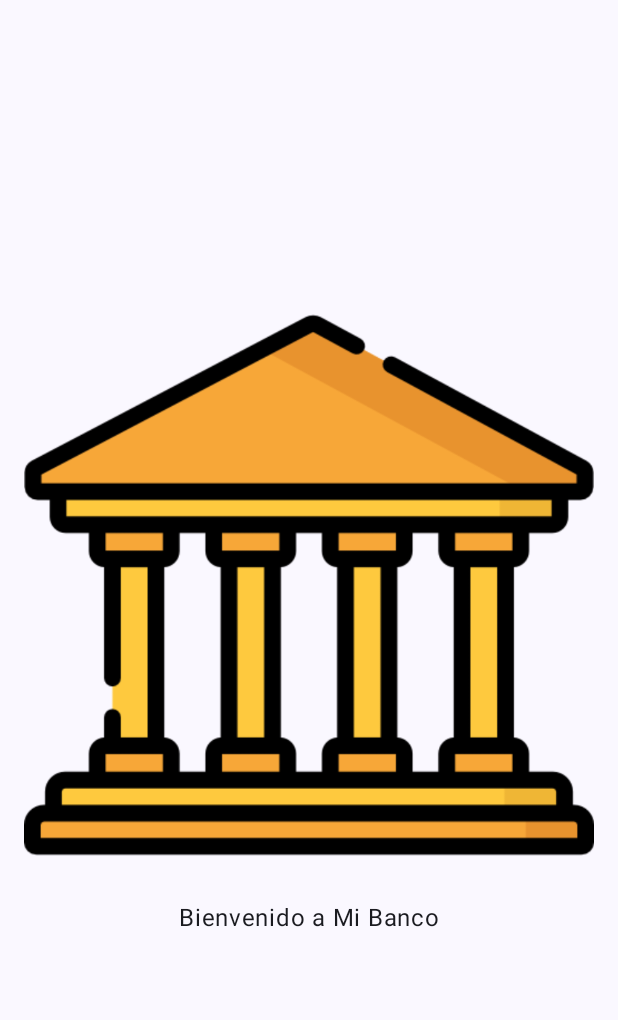
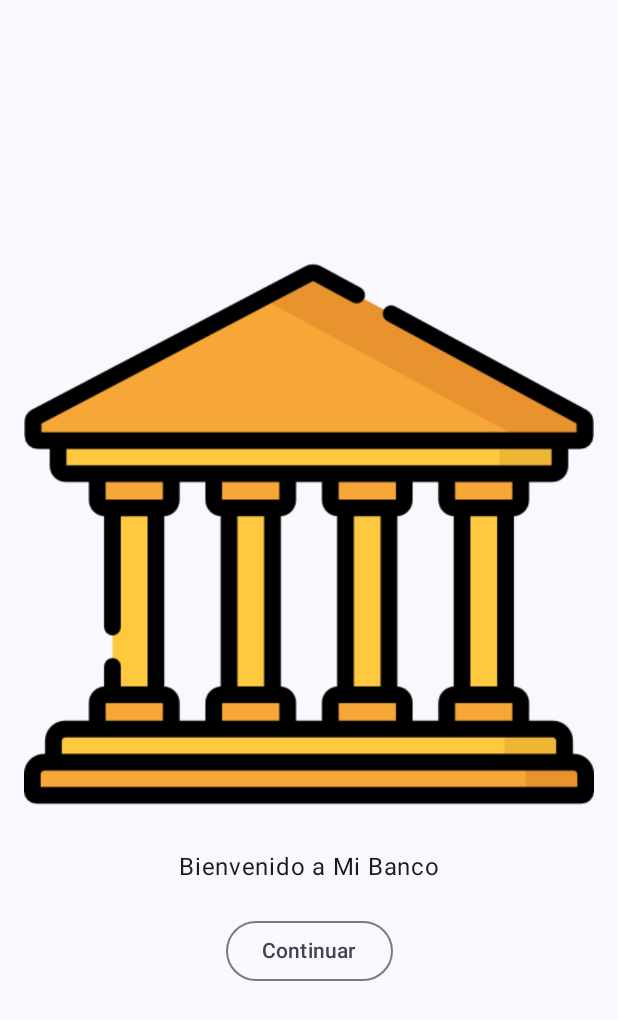
Before and after one commit to pedro-donoso/jetpackCompose-Material, an Android app built with Jetpack Compose: the screen it shows after launch (MainActivity), on a phone screen of 412 x 824 dp. Shown: the top 1020 px of the screen. Run offline under Robolectric (Android 15) with nearby library versions, the phone set to English and light mode, and no system bars.

Commit message:
agrego boton

```diff
--- a/app/src/main/java/com/example/mibanco/screens/SplashScreen.kt
+++ b/app/src/main/java/com/example/mibanco/screens/SplashScreen.kt
@@ -1,5 +1,6 @@
 package com.example.mibanco.screens
 
+import android.util.Log
 import androidx.compose.foundation.Image
 import androidx.compose.foundation.layout.Arrangement
 import androidx.compose.foundation.layout.Column
@@ -7,6 +8,7 @@ import androidx.compose.foundation.layout.Spacer
 import androidx.compose.foundation.layout.fillMaxSize
 import androidx.compose.foundation.layout.height
 import androidx.compose.foundation.layout.padding
+import androidx.compose.material3.OutlinedButton
 import androidx.compose.material3.Text
 import androidx.compose.runtime.Composable
 import androidx.compose.ui.Alignment
@@ -30,5 +32,10 @@ fun SplashScreen() {
         )
         Spacer(modifier = Modifier.height(20.dp))
         Text(text = "Bienvenido a Mi Banco")
+        Spacer(modifier = Modifier.height(20.dp))
+        OutlinedButton(
+            onClick = { Log.d("SplashScreen", "Iniciar Sesión") }) {
+            Text(text = "Continuar")
+        }
     }
 }
```
